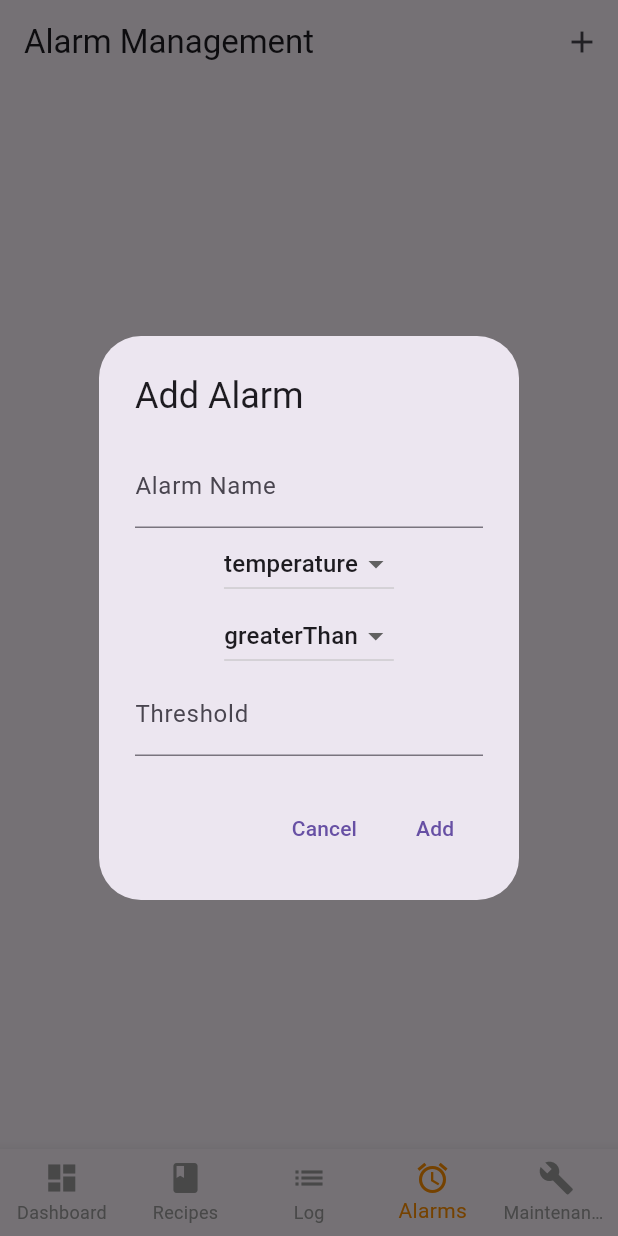
After one commit to Albaraazain/atomicoat_3rd_version, a Flutter app: the screen it shows after launch, item 4 of the bottom bar chosen, after a tap on the "add" icon, on a phone screen of 412 x 824 dp. The commit adds this screen. Run offline on Flutter 3.47's test engine with Material 3 defaults, Android fonts, the phone set to English and light mode, and no system bars; our stand-ins replace flutter_local_notifications, shared_preferences, timezone.

Commit message:
Added logs and monitoring

```diff
--- a/lib/main.dart
+++ b/lib/main.dart
@@ -6,6 +6,8 @@ import 'models/recipe_state.dart';
 import 'screens/dashboard_screen.dart';
 import 'screens/recipe_management_screen.dart';
 import 'screens/log_view_screen.dart';
+import 'screens/alarm_management_screen.dart';
+import 'screens/maintenance_screen.dart';
 
 void main() {
   runApp(
@@ -40,10 +42,12 @@ class HomePage extends StatefulWidget {
 
 class _HomePageState extends State<HomePage> {
   int _selectedIndex = 0;
-  static List<Widget> _widgetOptions = <Widget>[
+  static final List<Widget> _widgetOptions = <Widget>[
     DashboardScreen(),
     RecipeManagementScreen(),
     LogViewScreen(),
+    AlarmManagementScreen(),
+    MaintenanceScreen(),
   ];
 
   void _onItemTapped(int index) {
@@ -72,9 +76,19 @@ class _HomePageState extends State<HomePage> {
             icon: Icon(Icons.list),
             label: 'Log',
           ),
+          BottomNavigationBarItem(
+            icon: Icon(Icons.alarm),
+            label: 'Alarms',
+          ),
+          BottomNavigationBarItem(
+            icon: Icon(Icons.build),
+            label: 'Maintenance',
+          ),
         ],
         currentIndex: _selectedIndex,
         selectedItemColor: Colors.amber[800],
+        unselectedItemColor: Colors.grey,
+        type: BottomNavigationBarType.fixed,
         onTap: _onItemTapped,
       ),
     );
--- /dev/null
+++ b/lib/models/alarm.dart
@@ -0,0 +1,62 @@
+// lib/models/alarm.dart
+import 'package:uuid/uuid.dart';
+
+enum AlarmType {
+  temperature,
+  pressure,
+  gasFlow,
+}
+
+enum AlarmCondition {
+  lessThan,
+  greaterThan,
+}
+
+class Alarm {
+  final String id;
+  final String name;
+  final AlarmType type;
+  final AlarmCondition condition;
+  final double threshold;
+  bool isActive;
+
+  Alarm({
+    String? id,
+    required this.name,
+    required this.type,
+    required this.condition,
+    required this.threshold,
+    this.isActive = true,
+  }) : id = id ?? Uuid().v4();
+
+  bool checkCondition(double value) {
+    switch (condition) {
+      case AlarmCondition.lessThan:
+        return value < threshold;
+      case AlarmCondition.greaterThan:
+        return value > threshold;
+    }
+  }
+
+  Map<String, dynamic> toJson() {
+    return {
+      'id': id,
+      'name': name,
+      'type': type.toString(),
+      'condition': condition.toString(),
+      'threshold': threshold,
+      'isActive': isActive,
+    };
+  }
+
+  factory Alarm.fromJson(Map<String, dynamic> json) {
+    return Alarm(
+      id: json['id'],
+      name: json['name'],
+      type: AlarmType.values.firstWhere((e) => e.toString() == json['type']),
+      condition: AlarmCondition.values.firstWhere((e) => e.toString() == json['condition']),
+      threshold: json['threshold'],
+      isActive: json['isActive'],
+    );
+  }
+}
--- a/lib/models/dashboard_state.dart
+++ b/lib/models/dashboard_state.dart
@@ -1,7 +1,11 @@
 // lib/models/dashboard_state.dart
 import 'package:flutter/foundation.dart';
 import '../services/mock_ald_service.dart';
+import '../services/notification_service.dart';
+import 'alarm.dart';
 import 'recipe.dart';
+import 'maintenance_task.dart';
+
 
 class DashboardState extends ChangeNotifier {
   String _currentStep = 'Idle';
@@ -17,12 +21,20 @@ class DashboardState extends ChangeNotifier {
   int _currentStepIndex = 0;
   int _totalSteps = 0;
   List<LogEntry> _logEntries = [];
+  List<Alarm> _alarms = [];
+  List<String> _activeAlarms = [];
+  List<MaintenanceTask> _maintenanceTasks = [];
+
+
 
   late MockALDService _mockService;
+  late NotificationService _notificationService;
 
   DashboardState() {
     _mockService = MockALDService(this);
+    _notificationService = NotificationService();
   }
+
   String get currentStep => _currentStep;
   String get elapsedTime => _elapsedTime;
   String get estimatedCompletion => _estimatedCompletion;
@@ -35,7 +47,108 @@ class DashboardState extends ChangeNotifier {
   List<LoopInfo> get currentLoopStack => _currentLoopStack;
   int get currentStepIndex => _currentStepIndex;
   int get totalSteps => _totalSteps;
+
   List<LogEntry> get logEntries => _logEntries;
+
+  List<Alarm> get alarms => _alarms;
+  List<String> get activeAlarms => _activeAlarms;
+
+  List<MaintenanceTask> get maintenanceTasks => _maintenanceTasks;
+
+
+  void addMaintenanceTask(MaintenanceTask task) {
+    _maintenanceTasks.add(task);
+    _notificationService.scheduleNotification(task);
+    notifyListeners();
+  }
+
+  void updateMaintenanceTask(MaintenanceTask updatedTask) {
+    int index = _maintenanceTasks.indexWhere((task) => task.id == updatedTask.id);
+    if (index != -1) {
+      _maintenanceTasks[index] = updatedTask;
+      _notificationService.cancelNotification(updatedTask);
+      _notificationService.scheduleNotification(updatedTask);
+      notifyListeners();
+    }
+  }
+
+  void removeMaintenanceTask(String id) {
+    final task = _maintenanceTasks.firstWhere((task) => task.id == id);
+    _maintenanceTasks.remove(task);
+    _notificationService.cancelNotification(task);
+    notifyListeners();
+  }
+
+  void completeMaintenanceTask(String id) {
+    int index = _maintenanceTasks.indexWhere((task) => task.id == id);
+    if (index != -1) {
+      _maintenanceTasks[index].markAsCompleted();
+      _notificationService.cancelNotification(_maintenanceTasks[index]);
+      if (_maintenanceTasks[index].recurrence != RecurrenceType.once) {
+        _notificationService.scheduleNotification(_maintenanceTasks[index]);
+      }
+      notifyListeners();
+    }
+  }
+
+
+  List<MaintenanceTask> getDueMaintenanceTasks() {
+    final now = DateTime.now();
+    return _maintenanceTasks.where((task) => !task.isCompleted && task.dueDate.isBefore(now)).toList();
+  }
+
+  void checkMaintenanceTasks() {
+    final dueTasks = getDueMaintenanceTasks();
+    for (var task in dueTasks) {
+      addAlert('Maintenance task due: ${task.name}');
+    }
+  }
+
+
+  void addAlarm(Alarm alarm) {
+    _alarms.add(alarm);
+    notifyListeners();
+  }
+
+  void removeAlarm(String id) {
+    _alarms.removeWhere((alarm) => alarm.id == id);
+    notifyListeners();
+  }
+
+  void updateAlarm(Alarm updatedAlarm) {
+    int index = _alarms.indexWhere((alarm) => alarm.id == updatedAlarm.id);
+    if (index != -1) {
+      _alarms[index] = updatedAlarm;
+      notifyListeners();
+    }
+  }
+
+  void checkAlarms() {
+    _activeAlarms.clear();
+    for (var alarm in _alarms) {
+      if (alarm.isActive) {
+        bool isTriggered = false;
+        switch (alarm.type) {
+          case AlarmType.temperature:
+            isTriggered = alarm.checkCondition(_temperature);
+            break;
+          case AlarmType.pressure:
+            isTriggered = alarm.checkCondition(_pressure);
+            break;
+          case AlarmType.gasFlow:
+            isTriggered = alarm.checkCondition(_gasFlow);
+            break;
+        }
+        if (isTriggered) {
+          _activeAlarms.add(alarm.name);
+          addAlert('Alarm triggered: ${alarm.name}');
+        }
+      }
+    }
+    if (_activeAlarms.isNotEmpty) {
+      notifyListeners();
+    }
+  }
 
   void setCurrentRecipe(Recipe recipe) {
     _currentRecipe = recipe;
@@ -69,10 +182,13 @@ class DashboardState extends ChangeNotifier {
     notifyListeners();
   }
 
+  @override
   void updateParameters(double temp, double press, double flow) {
     _temperature = temp;
     _pressure = press;
     _gasFlow = flow;
+    checkAlarms();
+    checkMaintenanceTasks();
     notifyListeners();
   }
 
@@ -124,13 +240,6 @@ class DashboardState extends ChangeNotifier {
     int seconds = totalSeconds % 60;
     return '${hours.toString().padLeft(2, '0')}:${minutes.toString().padLeft(2, '0')}:${seconds.toString().padLeft(2, '0')}';
   }
-
-
-  void _handleError(String errorMessage) {
-    _errorMessage = errorMessage;
-    notifyListeners();
-  }
-
   void clearError() {
     _errorMessage = null;
     notifyListeners();
--- /dev/null
+++ b/lib/models/maintenance_task.dart
@@ -0,0 +1,94 @@
+// lib/models/maintenance_task.dart
+import 'package:uuid/uuid.dart';
+
+enum RecurrenceType {
+  once,
+  daily,
+  weekly,
+  monthly,
+  yearly,
+}
+
+class MaintenanceTask {
+  final String id;
+  String name;
+  String description;
+  DateTime dueDate;
+  RecurrenceType recurrence;
+  bool isCompleted;
+
+  MaintenanceTask({
+    String? id,
+    required this.name,
+    required this.description,
+    required this.dueDate,
+    this.recurrence = RecurrenceType.once,
+    this.isCompleted = false,
+  }) : id = id ?? Uuid().v4();
+
+  MaintenanceTask copyWith({
+    String? name,
+    String? description,
+    DateTime? dueDate,
+    RecurrenceType? recurrence,
+    bool? isCompleted,
+  }) {
+    return MaintenanceTask(
+      id: this.id,
+      name: name ?? this.name,
+      description: description ?? this.description,
+      dueDate: dueDate ?? this.dueDate,
+      recurrence: recurrence ?? this.recurrence,
+      isCompleted: isCompleted ?? this.isCompleted,
+    );
+  }
+
+  void markAsCompleted() {
+    isCompleted = true;
+    updateDueDate();
+  }
+
+  void updateDueDate() {
+    if (recurrence != RecurrenceType.once) {
+      switch (recurrence) {
+        case RecurrenceType.daily:
+          dueDate = dueDate.add(Duration(days: 1));
+          break;
+        case RecurrenceType.weekly:
+          dueDate = dueDate.add(Duration(days: 7));
+          break;
+        case RecurrenceType.monthly:
+          dueDate = DateTime(dueDate.year, dueDate.month + 1, dueDate.day);
+          break;
+        case RecurrenceType.yearly:
+          dueDate = DateTime(dueDate.year + 1, dueDate.month, dueDate.day);
+          break;
+        default:
+          break;
+      }
+      isCompleted = false;
+    }
+  }
+
+  Map<String, dynamic> toJson() {
+    return {
+      'id': id,
+      'name': name,
+      'description': description,
+      'dueDate': dueDate.toIso8601String(),
+      'recurrence': recurrence.toString(),
+      'isCompleted': isCompleted,
+    };
+  }
+
+  factory MaintenanceTask.fromJson(Map<String, dynamic> json) {
+    return MaintenanceTask(
+      id: json['id'],
+      name: json['name'],
+      description: json['description'],
+      dueDate: DateTime.parse(json['dueDate']),
+      recurrence: RecurrenceType.values.firstWhere((e) => e.toString() == json['recurrence']),
+      isCompleted: json['isCompleted'],
+    );
+  }
+}
--- /dev/null
+++ b/lib/screens/alarm_management_screen.dart
@@ -0,0 +1,140 @@
+// lib/screens/alarm_management_screen.dart
+import 'package:flutter/material.dart';
+import 'package:provider/provider.dart';
+import '../models/dashboard_state.dart';
+import '../models/alarm.dart';
+
+class AlarmManagementScreen extends StatelessWidget {
+  @override
+  Widget build(BuildContext context) {
+    return Scaffold(
+      appBar: AppBar(
+        title: Text('Alarm Management'),
+        actions: [
+          IconButton(
+            icon: Icon(Icons.add),
+            onPressed: () => _showAlarmDialog(context),
+          ),
+        ],
+      ),
+      body: Consumer<DashboardState>(
+        builder: (context, dashboardState, child) {
+          return ListView.builder(
+            itemCount: dashboardState.alarms.length,
+            itemBuilder: (context, index) {
+              final alarm = dashboardState.alarms[index];
+              return ListTile(
+                title: Text(alarm.name),
+                subtitle: Text('${alarm.type.toString().split('.').last} ${alarm.condition.toString().split('.').last} ${alarm.threshold}'),
+                trailing: Switch(
+                  value: alarm.isActive,
+                  onChanged: (bool value) {
+                    final updatedAlarm = Alarm(
+                      id: alarm.id,
+                      name: alarm.name,
+                      type: alarm.type,
+                      condition: alarm.condition,
+                      threshold: alarm.threshold,
+                      isActive: value,
+                    );
+                    dashboardState.updateAlarm(updatedAlarm);
+                  },
+                ),
+                onTap: () => _showAlarmDialog(context, alarm: alarm),
+              );
+            },
+          );
+        },
+      ),
+    );
+  }
+
+  void _showAlarmDialog(BuildContext context, {Alarm? alarm}) {
+    final nameController = TextEditingController(text: alarm?.name ?? '');
+    final thresholdController = TextEditingController(text: alarm?.threshold.toString() ?? '');
+    var type = alarm?.type ?? AlarmType.temperature;
+    var condition = alarm?.condition ?? AlarmCondition.greaterThan;
+
+    showDialog(
+      context: context,
+      builder: (BuildContext context) {
+        return StatefulBuilder(
+          builder: (context, setState) {
+            return AlertDialog(
+              title: Text(alarm == null ? 'Add Alarm' : 'Edit Alarm'),
+              content: SingleChildScrollView(
+                child: Column(
+                  mainAxisSize: MainAxisSize.min,
+                  children: [
+                    TextField(
+                      controller: nameController,
+                      decoration: InputDecoration(labelText: 'Alarm Name'),
+                    ),
+                    DropdownButton<AlarmType>(
+                      value: type,
+                      onChanged: (AlarmType? newValue) {
+                        setState(() {
+                          type = newValue!;
+                        });
+                      },
+                      items: AlarmType.values.map((AlarmType type) {
+                        return DropdownMenuItem<AlarmType>(
+                          value: type,
+                          child: Text(type.toString().split('.').last),
+                        );
+                      }).toList(),
+                    ),
+                    DropdownButton<AlarmCondition>(
+                      value: condition,
+                      onChanged: (AlarmCondition? newValue) {
+                        setState(() {
+                          condition = newValue!;
+                        });
+                      },
+                      items: AlarmCondition.values.map((AlarmCondition condition) {
+                        return DropdownMenuItem<AlarmCondition>(
+                          value: condition,
+                          child: Text(condition.toString().split('.').last),
+                        );
+                      }).toList(),
+                    ),
+                    TextField(
+                      controller: thresholdController,
+                      decoration: InputDecoration(labelText: 'Threshold'),
+                      keyboardType: TextInputType.number,
+                    ),
+                  ],
+                ),
+              ),
+              actions: [
+                TextButton(
+                  child: Text('Cancel'),
+                  onPressed: () => Navigator.of(context).pop(),
+                ),
+                TextButton(
+                  child: Text(alarm == null ? 'Add' : 'Update'),
+                  onPressed: () {
+                    final dashboardState = Provider.of<DashboardState>(context, listen: false);
+                    final newAlarm = Alarm(
+                      id: alarm?.id,
+                      name: nameController.text,
+                      type: type,
+                      condition: condition,
+                      threshold: double.parse(thresholdController.text),
+                    );
+                    if (alarm == null) {
+                      dashboardState.addAlarm(newAlarm);
+                    } else {
+                      dashboardState.updateAlarm(newAlarm);
+                    }
+                    Navigator.of(context).pop();
+                  },
+                ),
+              ],
+            );
+          },
+        );
+      },
+    );
+  }
+}
--- /dev/null
+++ b/lib/services/notification_service.dart
@@ -0,0 +1,56 @@
+import 'package:flutter_local_notifications/flutter_local_notifications.dart';
+import 'package:timezone/data/latest.dart' as tz;
+import 'package:timezone/timezone.dart' as tz;
+import '../models/maintenance_task.dart';
+
+class NotificationService {
+  final FlutterLocalNotificationsPlugin _flutterLocalNotificationsPlugin =
+  FlutterLocalNotificationsPlugin();
+
+  NotificationService() {
+    _initializeNotifications();
+  }
+
+  Future<void> _initializeNotifications() async {
+    tz.initializeTimeZones();
+    const AndroidInitializationSettings initializationSettingsAndroid =
+    AndroidInitializationSettings('app_icon');
+    final DarwinInitializationSettings initializationSettingsDarwin =
+    DarwinInitializationSettings();
+    final InitializationSettings initializationSettings = InitializationSettings(
+      android: initializationSettingsAndroid,
+      iOS: initializationSettingsDarwin,
+      macOS: initializationSettingsDarwin,
+    );
+    await _flutterLocalNotificationsPlugin.initialize(initializationSettings);
+  }
+
+  Future<void> scheduleNotification(MaintenanceTask task) async {
+    final scheduledDate = tz.TZDateTime.from(task.dueDate, tz.local);
+    await _flutterLocalNotificationsPlugin.zonedSchedule(
+      task.id.hashCode,
+      'Maintenance Task Due',
+      '${task.name} is due today',
+      scheduledDate,
+      NotificationDetails(
+        android: AndroidNotificationDetails(
+          'maintenance_channel',
+          'Maintenance Notifications',
+          channelDescription: 'Notifications for due maintenance tasks',
+          importance: Importance.high,
+          priority: Priority.high,
+          // Removing ambiguous usage by not setting bigLargeIcon at all
+        ),
+        iOS: DarwinNotificationDetails(),
+      ),
+      androidAllowWhileIdle: true,
+      uiLocalNotificationDateInterpretation:
+      UILocalNotificationDateInterpretation.absoluteTime,
+      matchDateTimeComponents: DateTimeComponents.time,
+    );
+  }
+
+  Future<void> cancelNotification(MaintenanceTask task) async {
+    await _flutterLocalNotificationsPlugin.cancel(task.id.hashCode);
+  }
+}
--- a/pubspec.yaml
+++ b/pubspec.yaml
@@ -15,6 +15,9 @@ dependencies:
   shared_preferences: ^2.0.15
   json_annotation: ^4.4.0
   intl: ^0.17.0
+  uuid: ^3.0.4
+  flutter_local_notifications: ^17.2.1
+  timezone: ^0.9.1
 
 dev_dependencies:
   flutter_test:
```
Also changed, not shown: lib/screens/maintenance_screen.dart (+132 -2 lines), pubspec.lock, 1 other file.
